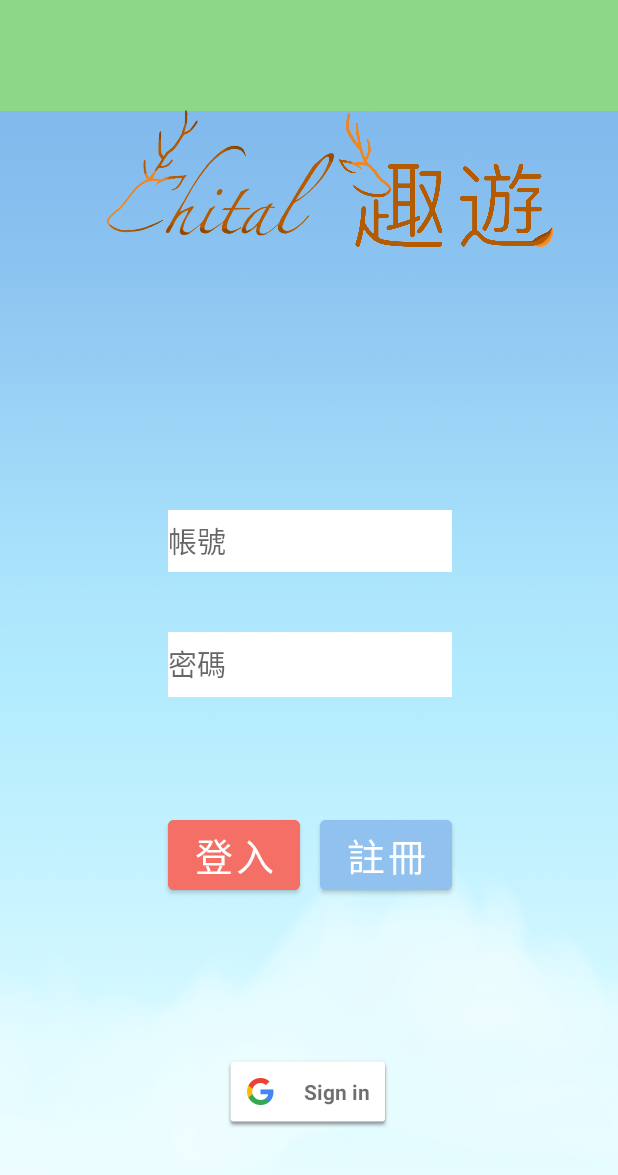
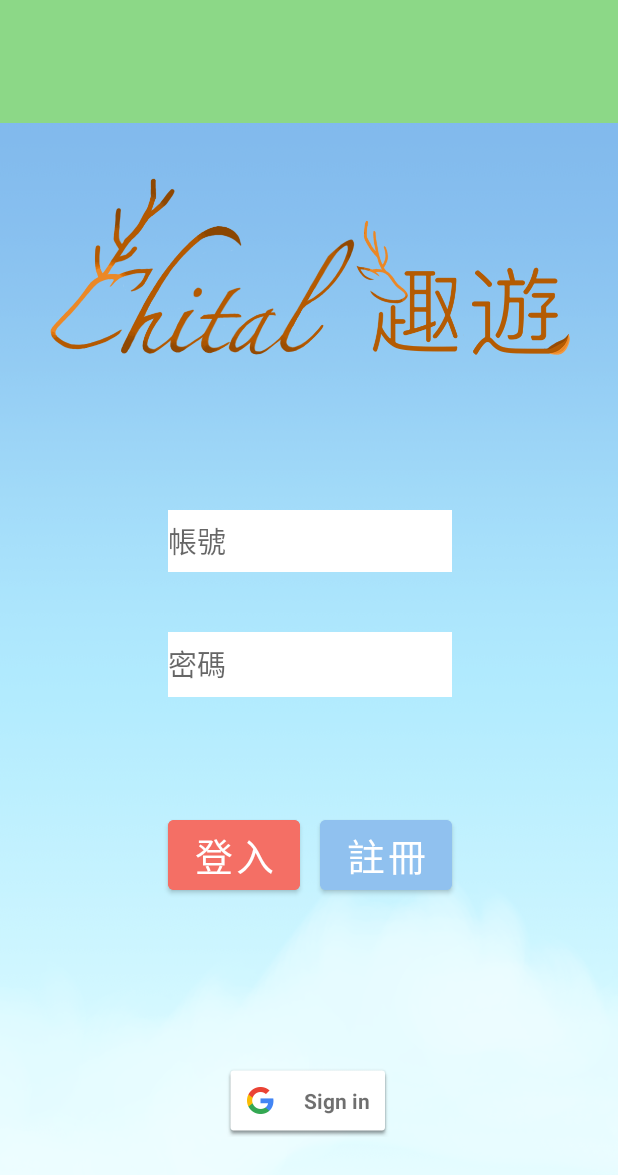
Before and after one commit to allen10690/final1, an Android app: the screen it shows after launch (MainActivity), on a phone screen of 412 x 824 dp. Shown: the top 1175 px of the screen. Run offline under Robolectric (Android 15) with nearby library versions, the phone set to English and light mode, and no system bars.

Commit message:
main的chital趣遊改成一個圖檔(img_0035)

```diff
--- a/app/src/main/res/layout/activity_main.xml
+++ b/app/src/main/res/layout/activity_main.xml
@@ -16,7 +16,7 @@
         app:layout_constraintEnd_toEndOf="parent"
         app:layout_constraintStart_toStartOf="parent"
         app:layout_constraintTop_toTopOf="@+id/account_id_login"
-        app:layout_constraintVertical_bias="1.0"
+        app:layout_constraintVertical_bias="0.97"
         app:srcCompat="@drawable/cloud_background" />
 
     <EditText
@@ -80,39 +80,6 @@
         app:layout_constraintEnd_toEndOf="@+id/password_login"
         app:layout_constraintTop_toTopOf="@+id/login_btn" />
 
-    <ImageView
-        android:id="@+id/imageView2"
-        android:layout_width="261dp"
-        android:layout_height="138dp"
-        android:layout_marginTop="50dp"
-        android:layout_marginBottom="433dp"
-        app:layout_constraintBottom_toBottomOf="parent"
-        app:layout_constraintEnd_toEndOf="parent"
-        app:layout_constraintHorizontal_bias="0.106"
-        app:layout_constraintStart_toStartOf="parent"
-        app:layout_constraintTop_toTopOf="parent"
-        app:layout_constraintVertical_bias="0.036"
-        app:srcCompat="@drawable/img_0016" />
-
-    <ImageView
-        android:id="@+id/imageView6"
-        android:layout_width="104dp"
-        android:layout_height="101dp"
-        android:layout_marginEnd="56dp"
-        app:layout_constraintBottom_toBottomOf="@+id/imageView7"
-        app:layout_constraintEnd_toEndOf="@+id/imageView7"
-        app:srcCompat="@drawable/img_0027" />
-
-    <ImageView
-        android:id="@+id/imageView7"
-        android:layout_width="72dp"
-        android:layout_height="73dp"
-        android:layout_marginTop="100dp"
-        android:layout_marginEnd="47dp"
-        app:layout_constraintEnd_toEndOf="@+id/imageView5"
-        app:layout_constraintTop_toTopOf="parent"
-        app:srcCompat="@drawable/img_0026" />
-
     <com.google.android.gms.common.SignInButton
         android:id="@+id/sign_in_button"
         android:layout_width="wrap_content"
@@ -124,4 +91,16 @@
         app:layout_constraintTop_toBottomOf="@+id/password_login"
         app:layout_constraintVertical_bias="0.768" />
 
+    <ImageView
+        android:id="@+id/imageView2"
+        android:layout_width="356dp"
+        android:layout_height="164dp"
+        android:layout_marginBottom="76dp"
+        app:layout_constraintBottom_toTopOf="@+id/account_id_login"
+        app:layout_constraintEnd_toEndOf="parent"
+        app:layout_constraintStart_toStartOf="parent"
+        app:layout_constraintTop_toTopOf="parent"
+        app:layout_constraintVertical_bias="1.0"
+        app:srcCompat="@drawable/img_0035" />
+
 </androidx.constraintlayout.widget.ConstraintLayout>
```
Also changed, not shown: app/src/main/res/drawable/img_0035.PNG (added).
